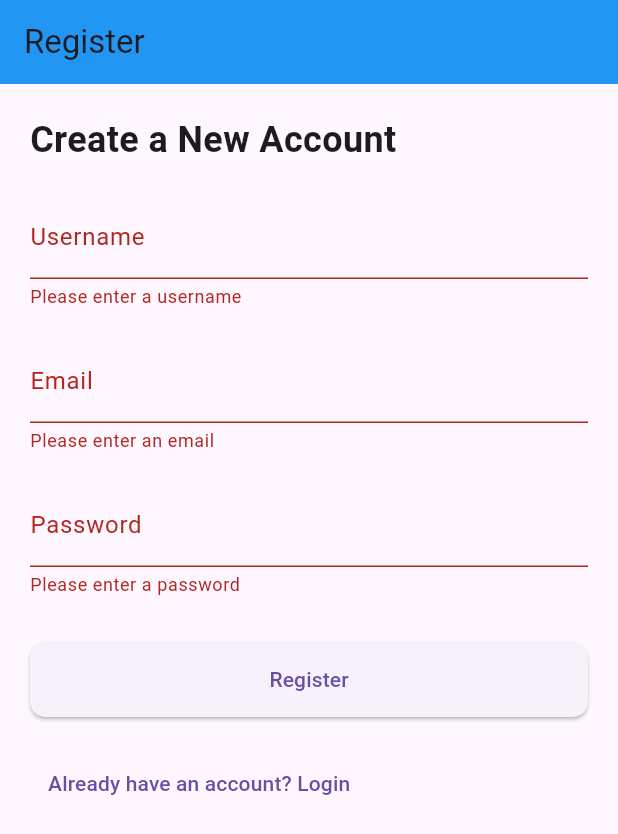
After one commit to Bipasha1234/Chat_App_Project_MobileApp, a Flutter app: the RegisterScreen screen opened directly, after a tap on "Register", on a phone screen of 412 x 824 dp. The commit adds this screen. Shown: the top 834 px of the screen. Run offline on Flutter 3.47's test engine with Material 3 defaults, Android fonts, the phone set to English and light mode, and no system bars.

Commit message:
Add register screen

```diff
--- a/lib/view/onboarding_screen.dart
+++ b/lib/view/onboarding_screen.dart
@@ -1,3 +1,4 @@
+import 'package:cool_app/view/register.dart';
 import 'package:flutter/material.dart';
 
 class OnboardingScreen extends StatefulWidget {
@@ -63,16 +64,19 @@ class _OnboardingScreenState extends State<OnboardingScreen> {
             child: ElevatedButton(
      onPressed: _currentPage == onboardingData.length - 1
     ? () {
-          // Temporarily replace the navigation to LoginScreen with a placeholder action
-          print("Onboarding completed. No navigation in feature1.");
-          // Or you can just navigate to the MainScreen or show a simple snackbar for testing.
+        // Navigate to the Login Screen
+        Navigator.pushReplacement(
+          context,
+          MaterialPageRoute(builder: (context) => RegisterScreen()),
+        );
       }
     : () {
         _pageController.nextPage(
-            duration: Duration(milliseconds: 100),
+          duration: Duration(milliseconds: 300),
           curve: Curves.ease,
         );
       },
+
               style: ElevatedButton.styleFrom(
                 minimumSize: Size(double.infinity, 50),
                 shape: RoundedRectangleBorder(
--- /dev/null
+++ b/lib/view/register.dart
@@ -0,0 +1,113 @@
+import 'package:flutter/material.dart';
+
+class RegisterScreen extends StatefulWidget {
+  @override
+  _RegisterScreenState createState() => _RegisterScreenState();
+}
+
+class _RegisterScreenState extends State<RegisterScreen> {
+  final _formKey = GlobalKey<FormState>();
+  final TextEditingController _usernameController = TextEditingController();
+  final TextEditingController _emailController = TextEditingController();
+  final TextEditingController _passwordController = TextEditingController();
+
+  @override
+  Widget build(BuildContext context) {
+    return Scaffold(
+      appBar: AppBar(
+        title: Text("Register"),
+        backgroundColor: Colors.blue,
+      ),
+      body: Padding(
+        padding: const EdgeInsets.all(20.0),
+        child: Form(
+          key: _formKey,
+          child: Column(
+            crossAxisAlignment: CrossAxisAlignment.start,
+            children: <Widget>[
+              Text(
+                "Create a New Account",
+                style: TextStyle(fontSize: 24, fontWeight: FontWeight.bold),
+              ),
+              SizedBox(height: 20),
+
+              // Username Field
+              TextFormField(
+                controller: _usernameController,
+                decoration: InputDecoration(labelText: "Username"),
+                validator: (value) {
+                  if (value == null || value.isEmpty) {
+                    return 'Please enter a username';
+                  }
+                  return null;
+                },
+              ),
+              SizedBox(height: 20),
+
+              // Email Field
+              TextFormField(
+                controller: _emailController,
+                decoration: InputDecoration(labelText: "Email"),
+                keyboardType: TextInputType.emailAddress,
+                validator: (value) {
+                  if (value == null || value.isEmpty) {
+                    return 'Please enter an email';
+                  }
+                  // Regular expression for validating email
+                  if (!RegExp(r'\S+@\S+\.\S+').hasMatch(value)) {
+                    return 'Please enter a valid email';
+                  }
+                  return null;
+                },
+              ),
+              SizedBox(height: 20),
+
+              // Password Field
+              TextFormField(
+                controller: _passwordController,
+                decoration: InputDecoration(labelText: "Password"),
+                obscureText: true,
+                validator: (value) {
+                  if (value == null || value.isEmpty) {
+                    return 'Please enter a password';
+                  }
+                  return null;
+                },
+              ),
+              SizedBox(height: 30),
+
+              // Register Button
+              ElevatedButton(
+                onPressed: () {
+                  if (_formKey.currentState!.validate()) {
+                    // Proceed with registration
+                    ScaffoldMessenger.of(context).showSnackBar(
+                      SnackBar(content: Text('Registering...')),
+                    );
+                    // You can add logic to handle registration here.
+                  }
+                },
+                child: Text('Register'),
+                style: ElevatedButton.styleFrom(
+                  minimumSize: Size(double.infinity, 50),
+                  shape: RoundedRectangleBorder(
+                    borderRadius: BorderRadius.circular(10),
+                  ),
+                ),
+              ),
+              SizedBox(height: 20),
+
+              // Navigate to Login Screen
+              TextButton(
+                onPressed: () {
+                  Navigator.pop(context); // Navigate back to Login Screen
+                },
+                child: Text('Already have an account? Login'),
+              ),
+            ],
+          ),
+        ),
+      ),
+    );
+  }
+}
```
Lines whose indentation alone changed are shown as unchanged.
